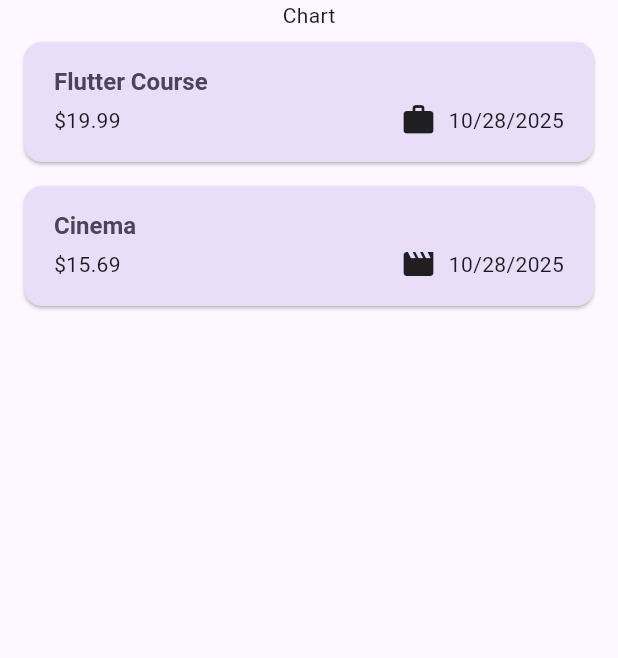
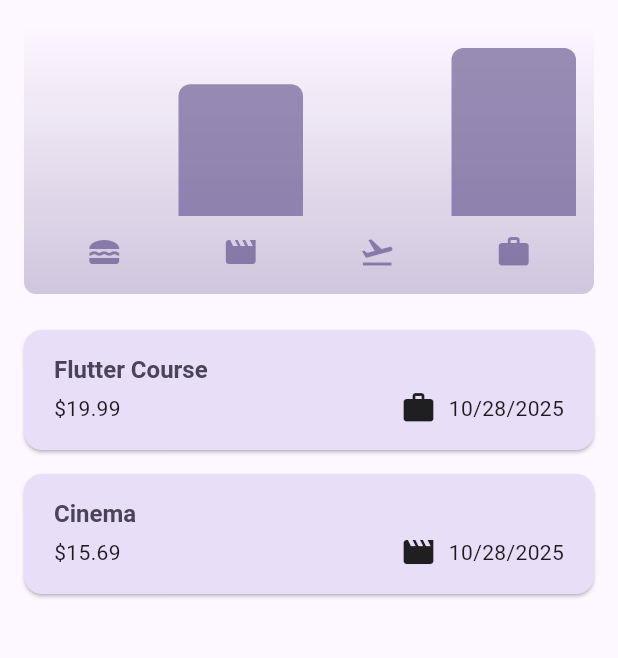
Before and after one commit to shefattonmoy/expense-tracker-app, a Flutter app: the screen it shows after launch, on a phone screen of 412 x 824 dp, the part 84-742 px from its top. Run offline on Flutter 3.47's test engine with Material 3 defaults, Android fonts, the light colour scheme and no system bars.

Commit message:
app done

```diff
--- a/lib/main.dart
+++ b/lib/main.dart
@@ -5,9 +5,27 @@
   seedColor: Color.fromARGB(255, 96, 59, 181),
 );
 
+var kDarkColorScheme = ColorScheme.fromSeed(
+  brightness: Brightness.dark,
+  seedColor: Color.fromARGB(255, 5, 99, 125),
+);
+
 void main() {
   runApp(
     MaterialApp(
+      darkTheme: ThemeData.dark().copyWith(
+        colorScheme: kDarkColorScheme,
+        cardTheme: const CardThemeData().copyWith(
+          color: kDarkColorScheme.secondaryContainer,
+          margin: const EdgeInsets.symmetric(horizontal: 16, vertical: 8),
+        ),
+        elevatedButtonTheme: ElevatedButtonThemeData(
+          style: ElevatedButton.styleFrom(
+            backgroundColor: kDarkColorScheme.primaryContainer,
+            foregroundColor: kDarkColorScheme.onPrimaryContainer,
+          ),
+        ),
+      ),
       theme: ThemeData(
         colorScheme: kColorScheme,
         appBarTheme: AppBarTheme().copyWith(
@@ -31,6 +49,7 @@
           ),
         ),
       ),
+      themeMode: ThemeMode.system,
       home: const Expenses(),
     ),
   );
--- a/lib/models/expense.dart
+++ b/lib/models/expense.dart
@@ -32,3 +32,24 @@
     return formatter.format(date);
   }
 }
+
+class ExpenseBucket {
+
+  const ExpenseBucket({
+    required this.category,
+    required this.expenses
+  });
+
+  ExpenseBucket.forCategory(List<Expense> allExpenses, this.category) : expenses = allExpenses.where((expense) => expense.category == category).toList();
+
+  final Category category;
+  final List<Expense> expenses;
+
+  double get totalExpenses {
+    double sum = 0;
+    for(final expense in expenses) {
+      sum += expense.amount;
+    }
+    return sum;
+  }
+}
--- /dev/null
+++ b/lib/widgets/chart/chart.dart
@@ -0,0 +1,103 @@
+import 'package:flutter/material.dart';
+import 'package:express_tracker/widgets/chart/chart_bar.dart';
+import 'package:express_tracker/models/expense.dart';
+
+class Chart extends StatelessWidget {
+  const Chart({super.key, required this.expenses});
+
+  final List<Expense> expenses;
+
+  List<ExpenseBucket> get buckets {
+    return [
+      ExpenseBucket.forCategory(expenses, Category.food),
+      ExpenseBucket.forCategory(expenses, Category.leisure),
+      ExpenseBucket.forCategory(expenses, Category.travel),
+      ExpenseBucket.forCategory(expenses, Category.work),
+    ];
+  }
+
+  double get maxTotalExpense {
+    double maxTotalExpense = 0;
+
+    for (final bucket in buckets) {
+      if (bucket.totalExpenses > maxTotalExpense) {
+        maxTotalExpense = bucket.totalExpenses;
+      }
+    }
+
+    return maxTotalExpense;
+  }
+
+  @override
+  Widget build(BuildContext context) {
+    final isDarkMode =
+        MediaQuery.of(context).platformBrightness == Brightness.dark;
+
+    // Get category icons map
+    final categoryIcons = {
+      Category.food: Icons.lunch_dining,
+      Category.leisure: Icons.movie,
+      Category.travel: Icons.flight_takeoff,
+      Category.work: Icons.work,
+    };
+
+    return Container(
+      margin: const EdgeInsets.all(16),
+      padding: const EdgeInsets.symmetric(
+        vertical: 16,
+        horizontal: 8,
+      ),
+      width: double.infinity,
+      height: 180,
+      decoration: BoxDecoration(
+        borderRadius: BorderRadius.circular(8),
+        gradient: LinearGradient(
+          colors: [
+            Theme.of(context).colorScheme.primary.withOpacity(0.3),
+            Theme.of(context).colorScheme.primary.withOpacity(0.0)
+          ],
+          begin: Alignment.bottomCenter,
+          end: Alignment.topCenter,
+        ),
+      ),
+      child: Column(
+        children: [
+          Expanded(
+            child: Row(
+              crossAxisAlignment: CrossAxisAlignment.end,
+              children: [
+                for (final bucket in buckets) // alternative to map()
+                  ChartBar(
+                    fill: bucket.totalExpenses == 0
+                        ? 0
+                        : bucket.totalExpenses / maxTotalExpense,
+                  )
+              ],
+            ),
+          ),
+          const SizedBox(height: 12),
+          Row(
+            children: buckets
+                .map(
+                  (bucket) => Expanded(
+                    child: Padding(
+                      padding: const EdgeInsets.symmetric(horizontal: 4),
+                      child: Icon(
+                        categoryIcons[bucket.category]!, // Added null assertion operator
+                        color: isDarkMode
+                            ? Theme.of(context).colorScheme.secondary
+                            : Theme.of(context)
+                                .colorScheme
+                                .primary
+                                .withOpacity(0.7),
+                      ),
+                    ),
+                  ),
+                )
+                .toList(),
+          )
+        ],
+      ),
+    );
+  }
+}
--- /dev/null
+++ b/lib/widgets/chart/chart_bar.dart
@@ -0,0 +1,34 @@
+import 'package:flutter/material.dart';
+
+class ChartBar extends StatelessWidget {
+  const ChartBar({
+    super.key,
+    required this.fill,
+  });
+
+  final double fill;
+
+  @override
+  Widget build(BuildContext context) {
+    final isDarkMode =
+        MediaQuery.of(context).platformBrightness == Brightness.dark;
+    return Expanded(
+      child: Padding(
+        padding: const EdgeInsets.symmetric(horizontal: 4),
+        child: FractionallySizedBox(
+          heightFactor: fill,
+          child: DecoratedBox(
+            decoration: BoxDecoration(
+              shape: BoxShape.rectangle,
+              borderRadius:
+                  const BorderRadius.vertical(top: Radius.circular(8)),
+              color: isDarkMode
+                  ? Theme.of(context).colorScheme.secondary
+                  : Theme.of(context).colorScheme.primary.withOpacity(0.65),
+            ),
+          ),
+        ),
+      ),
+    );
+  }
+}
--- a/lib/widgets/expenses.dart
+++ b/lib/widgets/expenses.dart
@@ -1,3 +1,4 @@
+import 'package:express_tracker/widgets/chart/chart.dart';
 import 'package:express_tracker/widgets/new_expense.dart';
 import 'package:flutter/material.dart';
 import 'package:express_tracker/widgets/expenses_list/expenses_list.dart';
@@ -91,7 +92,7 @@
       ),
       body: Column(
         children: [
-          const Text('Chart'),
+          Chart(expenses: _registeredExpenses),
           Expanded(child: mainContent),
         ],
       ),
```
